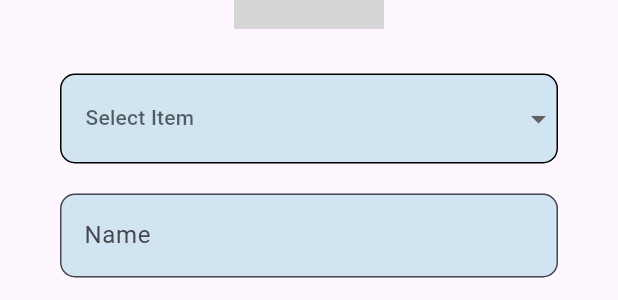
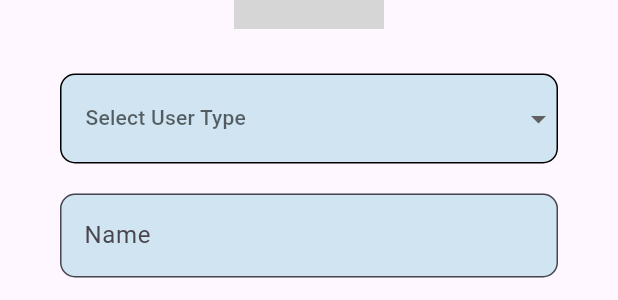
Before and after one commit to berksara145/ticketify, a Flutter app: the RegisterForm widget shown alone on an empty page, opened directly with empty values, after a tap on "Sign Up", on a phone screen of 412 x 824 dp. Shown: the part 279-579 px from the top of the screen. Run offline on Flutter 3.47's test engine with Material 3 defaults, Android fonts, the phone set to English and light mode, and no system bars; drawn by our look-alikes of dropdown_button2; our stand-ins replace getwidget, go_router, google_fonts; missing offline and left inert: dart:html; network calls fail; grey boxes are pictures that could not be loaded.

Commit message:
user page handling
user page handling

```diff
--- a/ticketify/lib/pages/auth/auth_screen.dart
+++ b/ticketify/lib/pages/auth/auth_screen.dart
@@ -54,7 +54,6 @@ class _AuthScreenState extends State<AuthScreen> {
           ),
           Expanded(
               child: isLogin
-
                    ? LoginForm(
                        setParentState: () => setState(() {
                              isLogin = false;
--- a/ticketify/lib/pages/auth/widgets/register_form.dart
+++ b/ticketify/lib/pages/auth/widgets/register_form.dart
@@ -6,6 +6,8 @@ import 'package:ticketify/pages/auth/widgets/auth_text_field.dart';
 import 'package:ticketify/pages/homepage/homepage.dart';
 import 'dart:convert';
 import 'package:http/http.dart' as http;
+
+import 'login_form.dart';
 
 class RegisterForm extends StatefulWidget {
   RegisterForm({super.key, required this.setParentState});
@@ -20,11 +22,13 @@ class _RegisterFormState extends State<RegisterForm> {
   final TextEditingController surnameController = TextEditingController();
   final TextEditingController emailController = TextEditingController();
   final TextEditingController passwordController = TextEditingController();
+  final TextEditingController phoneController = TextEditingController();
 
   final String nameLabel = "Name";
   final String surnameLabel = "Surname";
   final String emailLabel = "Email";
   final String passwordLabel = "Password";
+  final String phoneLabel = "Phone no.";
 
   String? userType;
    Future<void> _signup() async {
@@ -51,7 +55,7 @@ class _RegisterFormState extends State<RegisterForm> {
       // Successful login, navigate to homepage or perform other actions
       Navigator.pushReplacement(
         context,
-        MaterialPageRoute(builder: (context) => const Homepage()),
+        MaterialPageRoute(builder: (context) => LoginForm(setParentState: () {  },)),
       );
     } else {
       // Login failed, display error message
@@ -101,13 +105,13 @@ class _RegisterFormState extends State<RegisterForm> {
                 child: DropdownButton2<String>(
                   isExpanded: true,
                   hint: Text(
-                    'Select Item',
+                    'Select User Type',
                     style: TextStyle(
                       fontSize: 14,
                       color: Theme.of(context).hintColor,
                     ),
                   ),
-                  items: <String>['Admin', 'User', 'Guest']
+                  items: <String>['admin', 'buyer', 'organizor', 'worker_bee']
                       .map((String item) => DropdownMenuItem<String>(
                             value: item,
                             child: Text(
@@ -140,6 +144,10 @@ class _RegisterFormState extends State<RegisterForm> {
           AuthTextField(controller: emailController, label: emailLabel),
           const SizedBox(height: 20),
           AuthTextField(controller: passwordController, label: passwordLabel),
+          if (userType == 'organizor') ...[
+            const SizedBox(height: 20),
+            AuthTextField(controller: phoneController, label: phoneLabel),
+          ],
           GestureDetector(
             onTap: () => {widget.setParentState()},
             child: const Padding(
```
Also changed, not shown: ticketify/lib/pages/auth/widgets/login_form.dart (+19 -8 lines), 2 other files.
